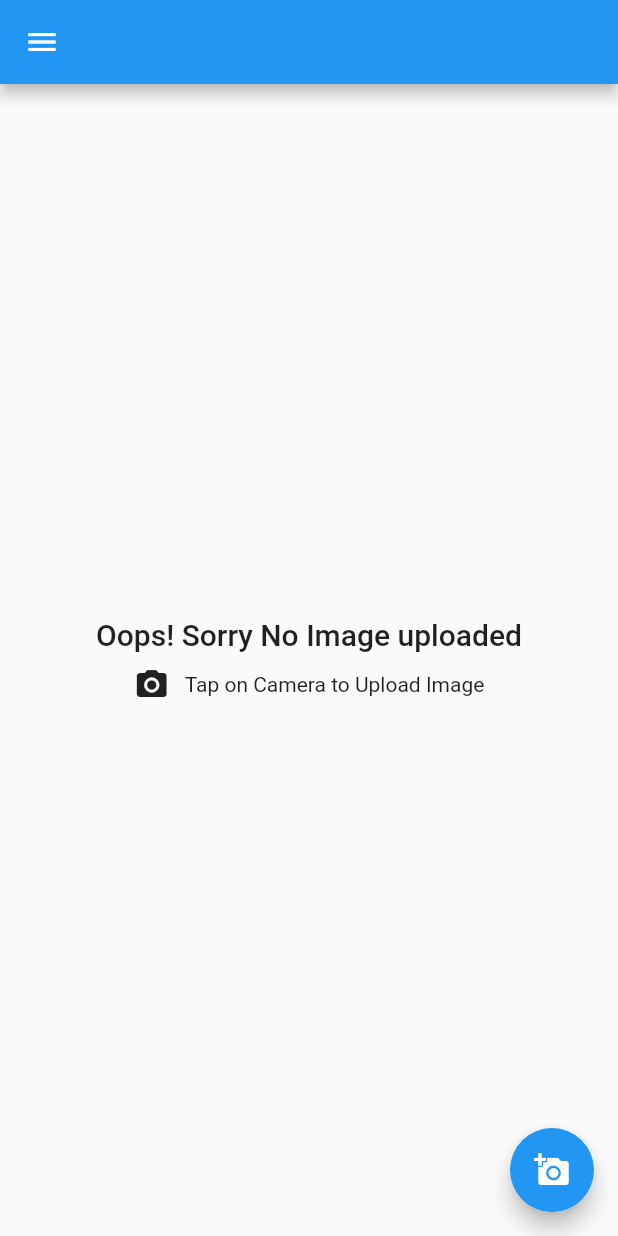
After one commit to hammadparveez/photo_task_app, a Flutter app: the HomeView screen opened by its route, in the side drawer, after a tap on the "add a photo" icon, on a phone screen of 412 x 824 dp. The commit adds this screen. Run offline on Flutter 3.47's test engine with Material 2 defaults, Android fonts, the phone set to English and light mode, and no system bars; our stand-ins replace cloud_firestore, firebase_auth, firebase_core, firebase_storage, flutter_riverpod, image_picker and 2 more; accounts and stored records are empty.

Commit message:
app completed

```diff
--- a/lib/pods.dart
+++ b/lib/pods.dart
@@ -1,8 +1,9 @@
 import 'package:flutter_riverpod/flutter_riverpod.dart';
 import 'package:photo_taking/src/controller/auth_controller.dart';
 import 'package:photo_taking/src/controller/file_controller.dart';
+import 'package:photo_taking/src/controller/otp_receiver_controller.dart';
 
 final authController = ChangeNotifierProvider((ref) => AuthController());
 final otpReceiverController =
-    ChangeNotifierProvider((ref) => OTPreceiver(ref.watch(authController)));
+    ChangeNotifierProvider((ref) => OTPreceiver(ref.read(authController)));
 final fileController = ChangeNotifierProvider((ref) => FileController());
--- /dev/null
+++ b/lib/src/repository/file_upload_repo.dart
@@ -0,0 +1,81 @@
+
+import 'dart:io';
+
+import 'package:cloud_firestore/cloud_firestore.dart';
+import 'package:firebase_auth/firebase_auth.dart';
+import 'package:firebase_storage/firebase_storage.dart';
+import 'package:photo_taking/src/model/image_model.dart';
+
+class FileUploadRepository {
+  final _firestore = FirebaseFirestore.instance;
+  final _firebaseStorage = FirebaseStorage.instance;
+  final _firebaseAuth = FirebaseAuth.instance;
+  Stream<List<ImageUploadModel>> imageSnapshots() {
+    final currentUser = _firebaseAuth.currentUser;
+
+    final snapshots = _firestore
+        .collection('user')
+        .doc(currentUser!.uid)
+        .collection('files')
+        .orderBy('serverTime', descending: true)
+        .snapshots();
+    final parsedItems = snapshots.map((event) {
+      final docs = event.docs;
+      final items = docs.map((item) {
+        final data = item.data();
+        return ImageUploadModel.fromMap(data);
+      }).toList();
+      return items;
+    });
+    return parsedItems;
+  }
+
+  Stream<TaskSnapshot> storeFileToStorage(String imageName, String imagePath) {
+    final fileReference = "${_firebaseAuth.currentUser!.uid}/images/$imageName";
+    final storageRefence = _firebaseStorage.ref(fileReference);
+    UploadTask task = storageRefence.putFile(File(imagePath));
+    return task.snapshotEvents;
+  }
+
+  Future<void> uploadOnSuccess(
+      String imageName, Reference fileReference) async {
+    final fileUri = await fileReference.getDownloadURL();
+    final imageModel = ImageUploadModel(
+            imageName: imageName,
+            imageUri: fileUri,
+            imageRefrence: fileReference.fullPath,
+            serverTime: FieldValue.serverTimestamp())
+        .toMap();
+    await _storeFileData(imageModel);
+  }
+
+  Future<void> _storeFileData(Map<String, dynamic> fileMappedModel) async {
+    await _firestore
+        .collection('user')
+        .doc(_firebaseAuth.currentUser!.uid)
+        .collection('files')
+        .add(fileMappedModel);
+  }
+
+  Future<bool> deleteFile(ImageUploadModel image) async {
+    await _firebaseStorage.ref(image.imageRefrence!).delete();
+    final querySnapshot = await _firestore
+        .collection('user')
+        .doc(_firebaseAuth.currentUser!.uid)
+        .collection('files')
+        .get();
+    try {
+      final doc = querySnapshot.docs.firstWhere((doc) {
+        final model = ImageUploadModel.fromMap(doc.data());
+        if (model.imageRefrence == image.imageRefrence) {
+          return true;
+        }
+        return false;
+      });
+      await doc.reference.delete();
+      return true;
+    } catch (e) {
+      return false;
+    }
+  }
+}
--- /dev/null
+++ b/lib/src/ui/home/components/custom_drawer.dart
@@ -0,0 +1,43 @@
+import 'package:flutter/material.dart';
+import 'package:flutter/services.dart';
+import 'package:flutter_riverpod/flutter_riverpod.dart';
+import 'package:photo_taking/pods.dart';
+import 'package:photo_taking/src/controller/auth_controller.dart';
+import 'package:photo_taking/src/resources/helper.dart';
+import 'package:photo_taking/src/resources/routes.dart';
+
+class CustomDrawer extends ConsumerWidget {
+  const CustomDrawer({
+    Key? key,
+  }) : super(key: key);
+
+  _onSignOut(BuildContext context, WidgetRef ref) async {
+
+    ref.read(authController).signOut();
+
+  }
+
+  @override
+  Widget build(BuildContext context, WidgetRef ref) {
+    return Drawer(
+      child: Column(
+        children: [
+          const DrawerHeader(child: FlutterLogo(size: 150)),
+          const Divider(),
+          ListTile(
+              leading: Icon(Icons.phone_android),
+              title: Text(ref.watch(authController).user?.phoneNumber ??
+                  'Unauthenticated')),
+          ListTile(
+              leading: Icon(Icons.exit_to_app),
+              title: Text("Sign out"),
+              onTap: () => _onSignOut(context, ref)),
+          ListTile(
+              leading: Icon(Icons.exit_to_app),
+              title: Text("Exit App"),
+              onTap: () => exitAppDialog(context)),
+        ],
+      ),
+    );
+  }
+}
--- /dev/null
+++ b/lib/src/ui/home/components/custom_floating_action_btns.dart
@@ -0,0 +1,33 @@
+
+import 'package:flutter/material.dart';
+
+class CustomFloatingActionButtons extends StatelessWidget {
+  const CustomFloatingActionButtons({
+    Key? key,
+    required this.onDeleteTap,
+    required this.onPhotoTap,
+    this.isItemEmpty=false,
+  }) : super(key: key);
+  final VoidCallback onDeleteTap, onPhotoTap;
+  final bool isItemEmpty ;
+
+  @override
+  Widget build(BuildContext context) {
+    return Column(
+      mainAxisSize: MainAxisSize.min,
+      children: [
+        if (isItemEmpty)
+          FloatingActionButton(
+              heroTag: 'delete-tag',
+              onPressed: onDeleteTap,
+              child: const Icon(Icons.delete)),
+        const SizedBox(height: 10),
+        FloatingActionButton(
+          heroTag: 'photo-tag',
+          onPressed: onPhotoTap,
+          child: const Icon(Icons.add_a_photo),
+        ),
+      ],
+    );
+  }
+}
--- /dev/null
+++ b/lib/src/ui/home/components/empty_item_widget.dart
@@ -0,0 +1,30 @@
+
+import 'package:flutter/material.dart';
+
+class EmptyItemWidget extends StatelessWidget {
+  const EmptyItemWidget({
+    Key? key,
+  }) : super(key: key);
+
+  @override
+  Widget build(BuildContext context) {
+    return Center(
+      child: Column(
+        mainAxisSize: MainAxisSize.min,
+        children: [
+          Text('Oops! Sorry No Image uploaded',
+              style: Theme.of(context).textTheme.headline6),
+          const SizedBox(height: 10),
+          Row(
+            mainAxisSize: MainAxisSize.min,
+            children: const [
+              Icon(Icons.camera_alt),
+              const SizedBox(width: 10),
+              Text('Tap on Camera to Upload Image')
+            ],
+          )
+        ],
+      ),
+    );
+  }
+}
```
Also changed, not shown: lib/src/controller/auth_controller.dart (+36 -51 lines), lib/src/controller/file_controller.dart (+13 -84 lines), lib/src/controller/otp_receiver_controller.dart (added, +40 -0 lines), lib/src/resources/helper.dart (+13 -1 lines), lib/src/ui/auth/auth_view.dart (+16 -12 lines), lib/src/ui/auth/otp_view.dart (+15 -6 lines), lib/src/ui/home/components/gallery_image.dart (added, +43 -0 lines), lib/src/ui/home/custom_drawer.dart (deleted, +0 -27 lines), lib/src/ui/home/home_view.dart (+56 -113 lines).
